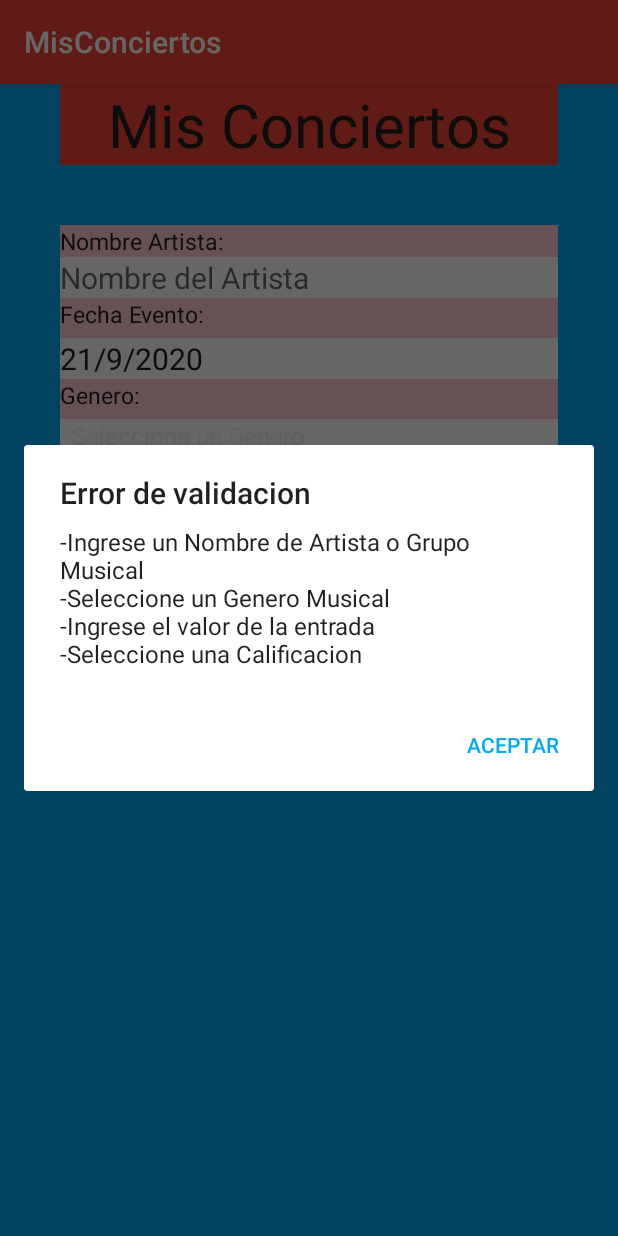
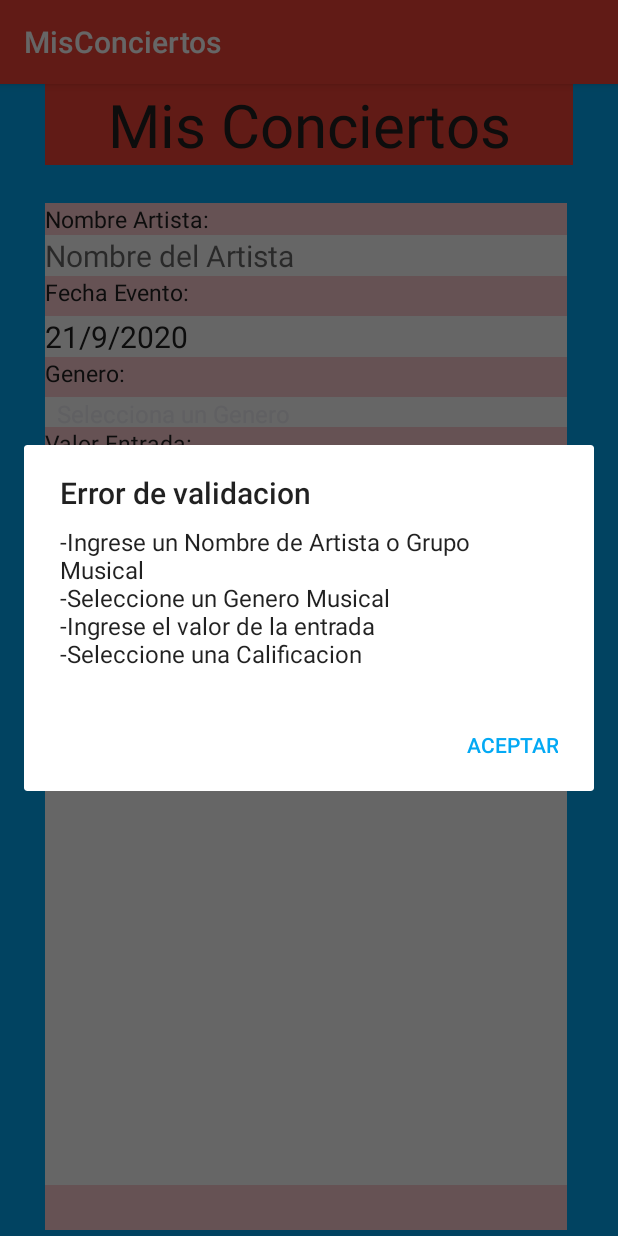
Before and after one commit to anibaloso/MisConciertos, an Android app: the screen it shows after launch (MainActivity), after a tap on "REGISTRAR", on a phone screen of 412 x 824 dp. Run offline under Robolectric (Android 15) with nearby library versions, the phone set to English and light mode, and no system bars.

Commit message:
creacion de lo neceaario para llenar lista
- creacion de ListAdapter
- incorporacion de las imagenes
- verificar validaciones
- creacion de molde para las listas
- mejorar DAO

```diff
--- a/Fuentes/MisConciertosApp/app/src/main/java/cl/inacap/misconciertos/MainActivity.java
+++ b/Fuentes/MisConciertosApp/app/src/main/java/cl/inacap/misconciertos/MainActivity.java
@@ -5,8 +5,6 @@ import androidx.appcompat.app.AppCompatActivity;
 
 import android.app.DatePickerDialog;
 import android.os.Bundle;
-import android.text.InputFilter;
-import android.util.AndroidException;
 import android.view.View;
 import android.widget.AdapterView;
 import android.widget.ArrayAdapter;
@@ -18,37 +16,29 @@ import android.widget.Spinner;
 import android.widget.TextView;
 import android.widget.Toast;
 
-import java.sql.Time;
-import java.text.DecimalFormat;
-import java.text.SimpleDateFormat;
 import java.util.ArrayList;
 import java.util.Calendar;
 import java.util.List;
 
-import cl.inacap.misconciertos.dto.Concierto;
-import cl.inacap.misconciertos.dao.DaoConcierto;
+import cl.inacap.misconciertos.dao.ListAdapter;
+import cl.inacap.misconciertos.dto.Eventos;
+import cl.inacap.misconciertos.dao.EventosDAO;
 
 public class MainActivity extends AppCompatActivity {
 
-    private List<Concierto> conciertos=new ArrayList<>();
-
     private EditText nombreArtista;
     private EditText valorEntrada;
-    private ListView conciertoLv;
     private Button guardar;
-    private ArrayList<String> arrayList;
-    TextView valorEm;
+    private List<Eventos> arrayEventos = new ArrayList<>();
+    private ListView mListView;
+    ListAdapter mAdapter;
     TextView tvFecha;
     Calendar calendario;
     int day,month,year;
-
     Spinner spGenero;
     String[] items;
-
     Spinner spEvaluacion;
     String[] nota;
-
-
     private boolean primera=true;
     private ArrayAdapter<String> adapter;
 
@@ -61,63 +51,67 @@ public class MainActivity extends AppCompatActivity {
         nombreArtista=(EditText)findViewById(R.id.nombreArtista);
         valorEntrada=(EditText)findViewById(R.id.valorEntrada);
         guardar=(Button)findViewById(R.id.guardar);
-        conciertoLv=(ListView)findViewById(R.id.conciertoLv);
-        arrayList=new ArrayList<String>();
-        adapter=new ArrayAdapter<String>(getApplicationContext(), android.R.layout.simple_spinner_dropdown_item,arrayList);
-        conciertoLv.setAdapter(adapter);
 
+        mListView = findViewById(R.id.conciertoLv);
 
         guardar.setOnClickListener(new View.OnClickListener() {
             @Override
             public void onClick(View view) {
-                Concierto concierto = new Concierto();
+                Eventos evento = new Eventos();
                 List<String> errores = new ArrayList<>();
-                SimpleDateFormat fecha = new SimpleDateFormat("dd/MM/yyyy");
+                mAdapter = new ListAdapter(MainActivity.this, R.layout.item_row, arrayEventos);
+
 
                 if(!nombreArtista.getText().toString().isEmpty()){
-                    concierto.setNombreArtista(nombreArtista.getText().toString());
+                    evento.setNombreArtista(nombreArtista.getText().toString());
                 }else{
                     errores.add("Ingrese un Nombre de Artista o Grupo Musical");
                 }
                 try {
-                    concierto.setFechaEvento(DaoConcierto.ParseFecha(tvFecha.getText().toString()));
+                    evento.setFechaEvento(EventosDAO.StringAfecha(tvFecha.getText().toString()));
                 }catch(Exception e){
                     errores.add("Error al ingresar la Fecha");
                 }
                 if(!spGenero.getSelectedItem().toString().equals("Selecciona un Genero")){
-                    concierto.setGenero(spGenero.getSelectedItem().toString());
+                    evento.setGenero(spGenero.getSelectedItem().toString());
                 }else{
                     errores.add("Seleccione un Genero Musical");
                 }
-                if(!valorEntrada.getText().toString().isEmpty()){
-                    concierto.setPrecioEntrada(Integer.parseInt(valorEntrada.getText().toString()));
+                if(valorEntrada.getText().toString().isEmpty()){
+                    errores.add("Ingrese el valor de la entrada");
                 }else{
-                    errores.add("Ingrese el valor de la entrada");
+                    if((Integer.parseInt(valorEntrada.getText().toString()) >= 0)){
+                        evento.setPrecioEntrada(Integer.parseInt(valorEntrada.getText().toString()));
+                    }else{
+                        errores.add("El valor de la entrada debe ser igual o mayor a cero");
+                    }
                 }
                 if(!spEvaluacion.getSelectedItem().toString().equals("Selecciona una Evaluación")){
-                    concierto.setCalificacion(Integer.parseInt(spEvaluacion.getSelectedItem().toString()));
+                    evento.setCalificacion(Integer.parseInt(spEvaluacion.getSelectedItem().toString()));
+                    if(evento.getCalificacion() >= 1 && evento.getCalificacion() <= 3){
+                        evento.setImagen(R.mipmap.malo);
+                    }
+                    if(evento.getCalificacion() == 4 || evento.getCalificacion() == 5){
+                        evento.setImagen(R.mipmap.neutro);
+                    }
+                    if(evento.getCalificacion() == 6 || evento.getCalificacion() == 7){
+                        evento.setImagen(R.mipmap.bueno);
+                    }
+
                 }else{
                     errores.add("Seleccione una Calificacion");
                 }
 
                 if(errores.isEmpty()){
-                    arrayList.add("Concierto de: " + concierto.getNombreArtista());
-                    arrayList.add("Fecha: " + fecha.format(concierto.getFechaEvento()));
-                    arrayList.add("Genero: " + concierto.getGenero());
-                    arrayList.add("Valor de Entrada: $" + concierto.getPrecioEntrada());
-                    arrayList.add("Calificacion: " + concierto.getCalificacion());
-                    arrayList.add("------------------------------------------------");
+                    arrayEventos.add(evento);
+                    mListView.setAdapter(mAdapter);
+
                     Toast.makeText(getApplicationContext(),"Guardado con exito",Toast.LENGTH_SHORT).show();
 
                 }else{
                     mostrarErrores(errores);
                 }
-
-                /*Toast.makeText(getApplicationContext(),"Guardado con exito",Toast.LENGTH_SHORT).show();
-                arrayList.add("Fecha :"+tvFecha.getText().toString()+" -- Concierto de : \n"+ nombreArtista.getText().toString());
-                arrayList.add("Valor de la entrada = "+valorEntrada.getText().toString());*/
-
-                adapter.notifyDataSetChanged();
+                mAdapter.notifyDataSetChanged();
             }
         });
 
@@ -146,51 +140,7 @@ public class MainActivity extends AppCompatActivity {
                 datePickerDialog.show();
             }
         });
-        /*
-        this.nombreArtista=findViewById(R.id.nombreArtista);
-        this.valorEntrada=findViewById(R.id.valorEntrada);
-        this.conciertoLv=findViewById(R.id.conciertoLv);
-        try {
-        this.guardar=findViewById(R.id.guardar);
-        this.guardar.setOnClickListener(new View.OnClickListener() {
-            @Override
-            public void onClick(View view) {
-                List<String> errores = new ArrayList<>();
-                String nombre=null;
-                int valor=0;
-                int calificacion=0;
-                calificacion=Integer.parseInt(spEvaluacion.toString());
-                Time fecha;
-                try {
-                    nombre=nombreArtista.getText().toString();
-                    valor=Integer.parseInt(valorEntrada.getText().toString());
-                    if (valor<1){
-                        throw new Exception();
-                    }
-                }catch(Exception e){
-                    errores.add("El valor de la entrada es en pesos chilenos y debe ser mayor que 0");
-                }
-                try {
-                    if (errores.isEmpty()){
-                        Concierto con=new Concierto();
-                        con.setPrecioEntrada(valor);
-                        con.setNombreArtista(nombre);
-                        con.setCalificacion(calificacion);
-                        conciertos.add(con);
-                    }else{
-                        mostrarErrores(errores);
-                    }
-                }catch(Exception e){
 
-                }
-
-            }
-        });
-        }catch (Exception ex){
-            Toast.makeText(getApplicationContext(),"problemas boton",Toast.LENGTH_SHORT);
-        }
-        */
-       /* try {*/
             spEvaluacion = (Spinner) findViewById(R.id.spEvaluacion);
             nota = getResources().getStringArray(R.array.evaluacion);
             ArrayAdapter<String> adapter2 = new ArrayAdapter<String>(getBaseContext(), android.R.layout.simple_spinner_item, nota);
@@ -206,12 +156,6 @@ public class MainActivity extends AppCompatActivity {
                 public void onNothingSelected(AdapterView<?> adapterView) {
                 }
             });
-       /* }catch(Exception e){
-            Toast.makeText(getApplicationContext(),"problema con el spiner evaluacion",Toast.LENGTH_SHORT);
-        }
-
-        try {   */
-
 
         spGenero=(Spinner) findViewById(R.id.spGenero);
         items=getResources().getStringArray(R.array.generoMusical);
@@ -234,19 +178,8 @@ public class MainActivity extends AppCompatActivity {
 
             }
         });
-/*
-        }catch(Exception e){
-            Toast.makeText(getApplicationContext(),"problema con el spiner genero",Toast.LENGTH_SHORT);
-        }
-            /*
-        //DecimalFormat formato=new DecimalFormat("###,###");
-        //valorEntradas=(EditText) findViewById(R.id.valorEntrada);
-
-*/
 
     }
-
-
 
     public void mostrarErrores (List<String> errores){
         String mensaje = "";
--- /dev/null
+++ b/Fuentes/MisConciertosApp/app/src/main/java/cl/inacap/misconciertos/dao/ListAdapter.java
@@ -0,0 +1,63 @@
+package cl.inacap.misconciertos.dao;
+
+import android.content.Context;
+import android.view.LayoutInflater;
+import android.view.View;
+import android.view.ViewGroup;
+import android.widget.ArrayAdapter;
+import android.widget.ImageView;
+import android.widget.TextView;
+
+import androidx.annotation.NonNull;
+import androidx.annotation.Nullable;
+
+import java.text.DecimalFormat;
+import java.util.List;
+
+import cl.inacap.misconciertos.R;
+import cl.inacap.misconciertos.dto.Eventos;
+import cl.inacap.misconciertos.dao.EventosDAO;
+
+public class ListAdapter extends ArrayAdapter <Eventos> {
+
+    private List<Eventos> lista;
+    private Context mContext;
+    private int resourceLayout;
+
+    public ListAdapter(@NonNull Context context, int resource, List<Eventos> objects) {
+        super(context, resource, objects);
+        this.lista = objects;
+        this.mContext = context;
+        this.resourceLayout = resource;
+    }
+
+    @NonNull
+    @Override
+    public View getView(int position, @Nullable View convertView, @NonNull ViewGroup parent) {
+        View view = convertView;
+
+        if(view == null) {
+            view = LayoutInflater.from(mContext).inflate(resourceLayout, null);
+        }
+
+        Eventos eventos = lista.get(position);
+
+        ImageView imagen = view.findViewById(R.id.imagenView);
+        imagen.setImageResource(eventos.getImagen());
+
+        TextView txtNombre = view.findViewById(R.id.txtNombre);
+        txtNombre.setText("Nombre: " + eventos.getNombreArtista());
+
+        TextView txtFecha = view.findViewById(R.id.txtFecha);
+        txtFecha.setText("Fecha: " + EventosDAO.fechaAstring(eventos.getFechaEvento()));
+
+        TextView txtGenero = view.findViewById(R.id.txtGenero);
+        txtGenero.setText("Genero: " + eventos.getGenero());
+
+        TextView txtValor = view.findViewById(R.id.txtPrecio);
+        txtValor.setText("Precio: $" + String.valueOf(eventos.getPrecioEntrada()));
+
+        return view;
+
+    }
+}
--- a/Fuentes/MisConciertosApp/app/src/main/java/cl/inacap/misconciertos/dto/Concierto.java
+++ b/Fuentes/MisConciertosApp/app/src/main/java/cl/inacap/misconciertos/dto/Eventos.java
@@ -3,25 +3,27 @@ package cl.inacap.misconciertos.dto;
 import java.text.DecimalFormat;
 import java.util.Date;
 
-public class Concierto {
+public class Eventos {
 
     private String nombreArtista;
     private Date fechaEvento;
     private String genero;
     private int precioEntrada;
     private int calificacion;
-    DecimalFormat formato=new DecimalFormat("###.###");
+    private int imagen;
 
-    public Concierto(){
+
+    public Eventos(){
 
     }
 
-    public Concierto(String nombreArtista, Date fechaEvento, String genero, int precioEntrada, int calificacion) {
+    public Eventos(String nombreArtista, Date fechaEvento, String genero, int precioEntrada, int calificacion, int imagen) {
         this.nombreArtista = nombreArtista;
         this.fechaEvento = fechaEvento;
         this.genero = genero;
         this.precioEntrada = precioEntrada;
         this.calificacion = calificacion;
+        this.imagen = imagen;
     }
 
     public String getNombreArtista() {
@@ -53,9 +55,7 @@ public class Concierto {
     }
 
     public void setPrecioEntrada(int precioEntrada) {
-
         this.precioEntrada=precioEntrada;
-
     }
 
     public int getCalificacion() {
@@ -66,6 +66,14 @@ public class Concierto {
         this.calificacion = calificacion;
     }
 
+    public int getImagen() {
+        return imagen;
+    }
+
+    public void setImagen(int imagen) {
+        this.imagen = imagen;
+    }
+
     @Override
     public String toString() {
         return fechaEvento+" "+nombreArtista+" "+precioEntrada+" ";
--- a/Fuentes/MisConciertosApp/app/src/main/res/layout/activity_main.xml
+++ b/Fuentes/MisConciertosApp/app/src/main/res/layout/activity_main.xml
@@ -7,7 +7,6 @@
     android:orientation="vertical"
     android:background="@color/accent"
     tools:context=".MainActivity">
-
 
     <TextView
         android:text="Mis Conciertos"
@@ -21,11 +20,20 @@
         android:layout_height="wrap_content">
     </TextView>
 
+    <ScrollView
+        android:id="@+id/layout"
+        android:layout_height="match_parent"
+        android:scrollbars="horizontal|vertical"
+        android:layout_width="match_parent"
+        android:layout_marginTop="5dip"
+        android:scrollbarStyle="outsideInset"
+        android:fillViewport="true">
+
     <LinearLayout
         android:layout_width="match_parent"
-        android:layout_height="wrap_content"
+        android:layout_height="match_parent"
         android:layout_marginLeft="@dimen/marginIzq"
-        android:layout_marginTop="@dimen/marginTopTitle"
+        android:layout_marginTop="@dimen/textoCuadros"
         android:layout_marginRight="@dimen/marginDer"
         android:background="@color/primary_light"
         android:orientation="vertical"
@@ -137,8 +145,6 @@
 
         </Spinner>
 
-    </LinearLayout>
-
     <Button
         android:id="@+id/guardar"
         android:layout_marginLeft="@dimen/marginIzqButt"
@@ -147,20 +153,22 @@
         android:text="REGISTRAR"
         android:layout_width="match_parent"
         android:layout_height="wrap_content"
-        android:textSize="25dp">
+        android:textSize="25sp">
 
     </Button>
 
+        <ListView
+            android:id="@+id/conciertoLv"
+            android:layout_width="match_parent"
+            android:layout_height="match_parent"
+            android:layout_marginTop="@dimen/textoCuadros"
+            android:layout_marginBottom="@dimen/marginAba"
+            android:background="@color/icons">
 
-    <ListView
-        android:background="@color/icons"
-        android:layout_marginBottom="@dimen/marginAba"
-        android:layout_marginRight="@dimen/marginDerLv"
-        android:layout_marginLeft="@dimen/marginIzqLv"
-        android:id="@+id/conciertoLv"
-        android:layout_marginTop="@dimen/textoCuadros"
-        android:layout_width="match_parent"
-        android:layout_height="wrap_content">
-    </ListView>
+        </ListView>
+
+    </LinearLayout>
+
+    </ScrollView>
 
 </LinearLayout>
--- a/Fuentes/MisConciertosApp/app/src/main/res/values/dimens.xml
+++ b/Fuentes/MisConciertosApp/app/src/main/res/values/dimens.xml
@@ -3,13 +3,13 @@
     <dimen name="textoTitulo">40dp</dimen>
     <dimen name="textoCuadros">20dp</dimen>
     <dimen name="marginTop">5dp</dimen>
-    <dimen name="marginIzq">40dp</dimen>
-    <dimen name="marginDer">40dp</dimen>
+    <dimen name="marginIzq">30dp</dimen>
+    <dimen name="marginDer">30dp</dimen>
     <dimen name="marginIzqButt">80dp</dimen>
     <dimen name="marginDerButt">80dp</dimen>
-
     <dimen name="marginTopTitle">40dp</dimen>
     <dimen name="marginAba">30dp</dimen>
     <dimen name="marginDerLv">30dp</dimen>
     <dimen name="marginIzqLv">30dp</dimen>
+    <dimen name="IzqItemLow">10dp</dimen>
 </resources>
```
Also changed, not shown: Fuentes/MisConciertosApp/app/src/main/java/cl/inacap/misconciertos/dao/EventosDAO.java (renamed from Fuentes/MisConciertosApp/app/src/main/java/cl/inacap/misconciertos/dao/DaoConcierto.java, +9 -3 lines), Fuentes/MisConciertosApp/app/src/main/res/layout/item_row.xml (added, +50 -0 lines), Fuentes/MisConciertosApp/app/src/main/res/mipmap/bueno.png (added), Fuentes/MisConciertosApp/app/src/main/res/mipmap/malo.png (added), Fuentes/MisConciertosApp/app/src/main/res/mipmap/neutro.png (added).
